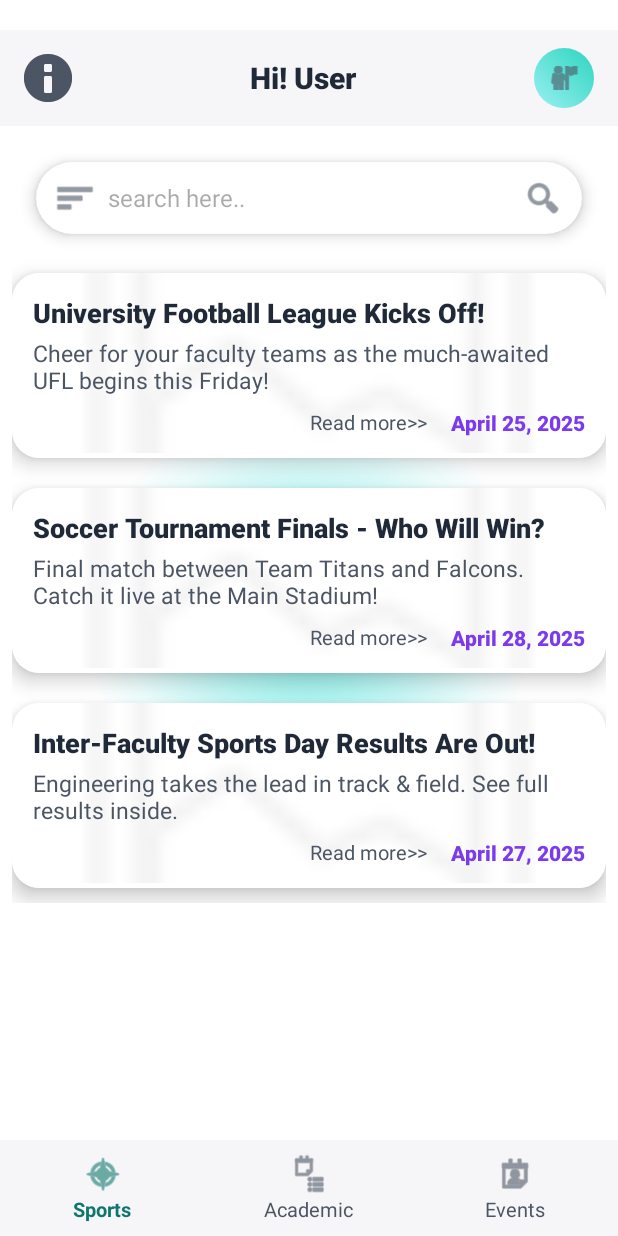
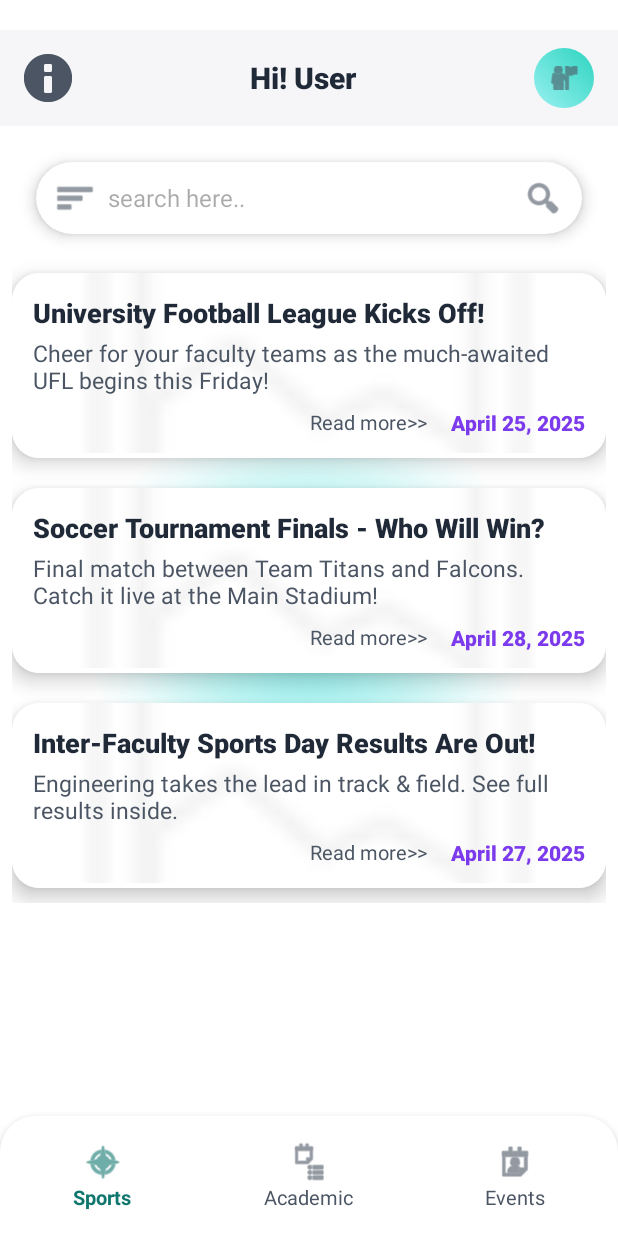
Before and after one commit to MalithDN/campus-android-app, an Android app: the DashboardActivity screen opened directly, with no data from a screen before it, on a phone screen of 412 x 824 dp. Run offline under Robolectric (Android 15) with nearby library versions, the phone set to English and light mode, and no system bars.

Commit message:
small error fixed

```diff
--- /dev/null
+++ b/app/src/main/res/drawable/bottom_nav_bg.xml
@@ -0,0 +1,5 @@
+<?xml version="1.0" encoding="utf-8"?>
+<shape xmlns:android="http://schemas.android.com/apk/res/android">
+    <solid android:color="#FFFFFF" />
+    <corners android:topLeftRadius="24dp" android:topRightRadius="24dp" android:bottomLeftRadius="0dp" android:bottomRightRadius="0dp" />
+</shape>
--- a/app/src/main/res/layout/activity_dashboard.xml
+++ b/app/src/main/res/layout/activity_dashboard.xml
@@ -327,10 +327,11 @@
     <LinearLayout
         android:id="@+id/bottomNavBar"
         android:layout_width="0dp"
-        android:layout_height="64dp"
+        android:layout_height="80dp"
         android:orientation="horizontal"
-        android:background="#F6F6F8"
+        android:background="@drawable/bottom_nav_bg"
         android:gravity="center"
+        android:elevation="8dp"
         app:layout_constraintBottom_toBottomOf="parent"
         app:layout_constraintStart_toStartOf="parent"
         app:layout_constraintEnd_toEndOf="parent">
--- a/app/src/main/res/layout/activity_profile.xml
+++ b/app/src/main/res/layout/activity_profile.xml
@@ -83,6 +83,7 @@
                 android:layout_alignParentTop="true" />
 
             <TextView
+                android:id="@+id/userInfoText"
                 android:layout_width="wrap_content"
                 android:layout_height="wrap_content"
                 android:text="\n    Username : N.H.M.Dilhara\n\n    E-mail :\n    2022t01525@stu.cmb.ac.lk"
```
Also changed, not shown: app/src/main/java/com/example/myapplication/ProfileActivity.java (+17 -1 lines).
